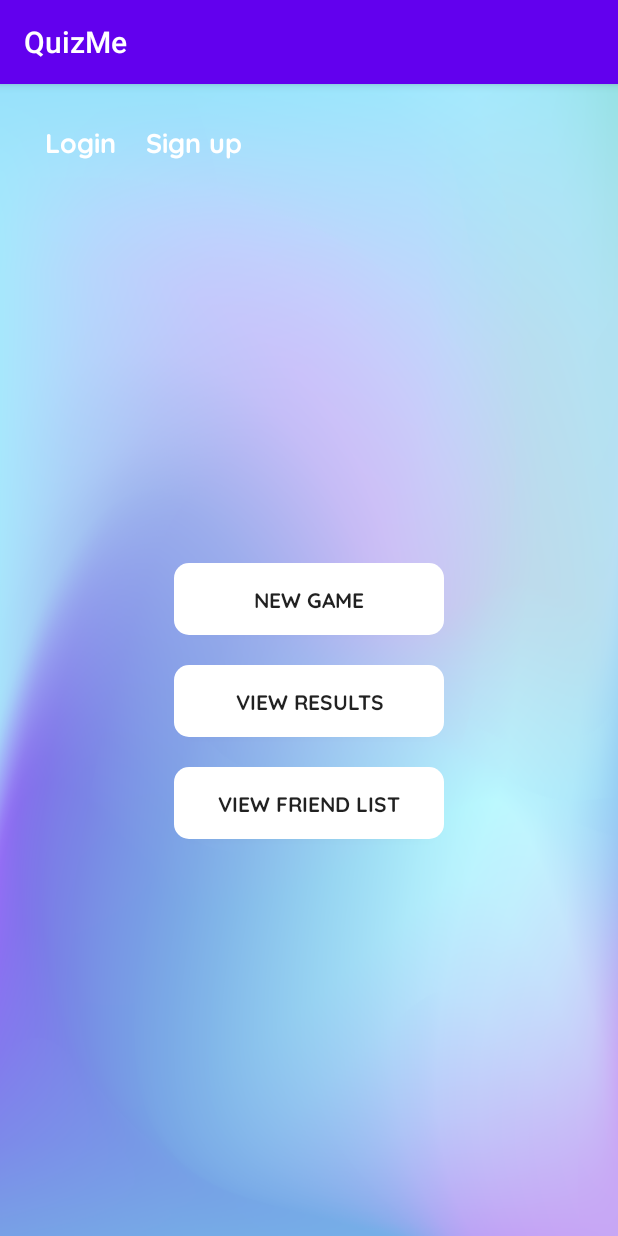
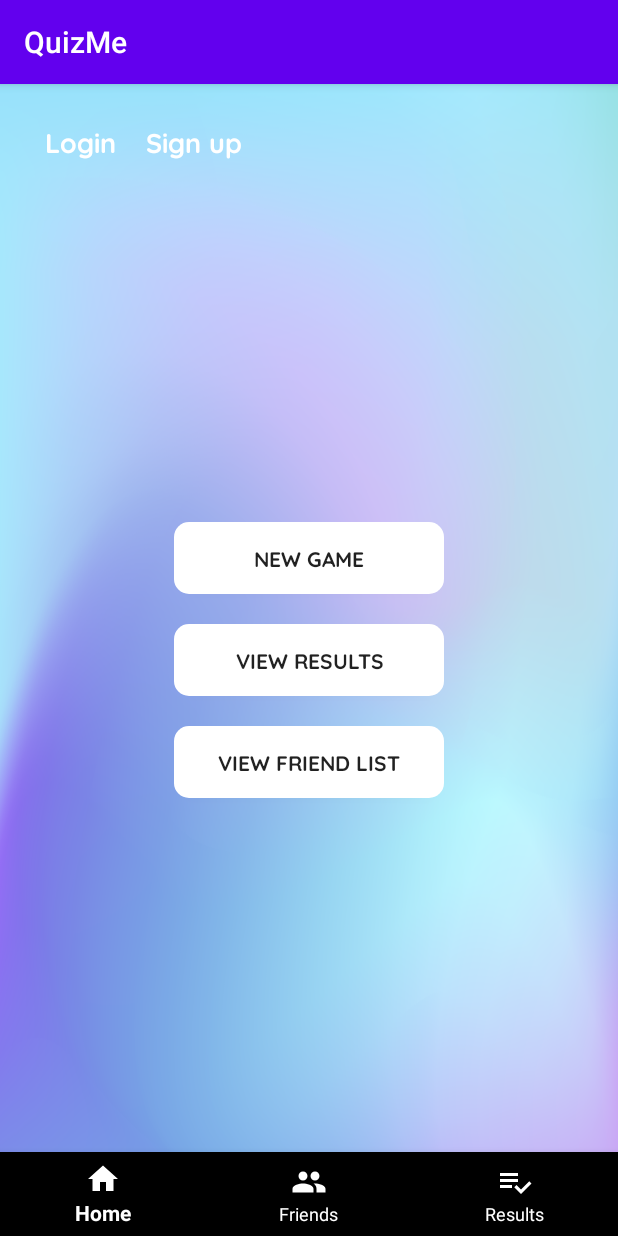
Before and after one commit to agustfridjons/QuizApp, an Android app: the screen it shows after launch (MainActivity), on a phone screen of 412 x 824 dp. Run offline under Robolectric (Android 15) with nearby library versions, the phone set to English and light mode, and no system bars.

Commit message:
Byrjunin á Navigation Bar

```diff
--- a/QuizMe/app/build.gradle
+++ b/QuizMe/app/build.gradle
@@ -30,6 +30,7 @@ android {
 dependencies {
     implementation fileTree(dir: 'libs', include: ['*.jar'])
 
+    implementation "com.google.android.material:material:1.1.0-alpha06"
     implementation 'androidx.appcompat:appcompat:1.0.2'
     implementation 'androidx.constraintlayout:constraintlayout:1.1.3'
     implementation 'com.google.android.material:material:1.0.0'
--- a/QuizMe/app/src/main/AndroidManifest.xml
+++ b/QuizMe/app/src/main/AndroidManifest.xml
@@ -9,7 +9,7 @@
         android:roundIcon="@mipmap/ic_launcher_round"
         android:supportsRtl="true"
         android:theme="@style/AppTheme">
-        <activity android:name=".ui.DifficultyActivity"></activity>
+        <activity android:name=".ui.DifficultyActivity" />
         <activity android:name=".ui.FriendListActivity" />
         <activity android:name=".ui.CategoryActivity" />
         <activity android:name=".ui.SignUpActivity" />
--- /dev/null
+++ b/QuizMe/app/src/main/res/drawable/ic_group_black_24dp.xml
@@ -0,0 +1,9 @@
+<vector xmlns:android="http://schemas.android.com/apk/res/android"
+        android:width="24dp"
+        android:height="24dp"
+        android:viewportWidth="24.0"
+        android:viewportHeight="24.0">
+    <path
+        android:fillColor="#FF000000"
+        android:pathData="M16,11c1.66,0 2.99,-1.34 2.99,-3S17.66,5 16,5c-1.66,0 -3,1.34 -3,3s1.34,3 3,3zM8,11c1.66,0 2.99,-1.34 2.99,-3S9.66,5 8,5C6.34,5 5,6.34 5,8s1.34,3 3,3zM8,13c-2.33,0 -7,1.17 -7,3.5L1,19h14v-2.5c0,-2.33 -4.67,-3.5 -7,-3.5zM16,13c-0.29,0 -0.62,0.02 -0.97,0.05 1.16,0.84 1.97,1.97 1.97,3.45L17,19h6v-2.5c0,-2.33 -4.67,-3.5 -7,-3.5z"/>
+</vector>
--- /dev/null
+++ b/QuizMe/app/src/main/res/drawable/ic_playlist_add_check_black_24dp.xml
@@ -0,0 +1,9 @@
+<vector xmlns:android="http://schemas.android.com/apk/res/android"
+        android:width="24dp"
+        android:height="24dp"
+        android:viewportWidth="24.0"
+        android:viewportHeight="24.0">
+    <path
+        android:fillColor="#FF000000"
+        android:pathData="M14,10L2,10v2h12v-2zM14,6L2,6v2h12L14,6zM2,16h8v-2L2,14v2zM21.5,11.5L23,13l-6.99,7 -4.51,-4.5L13,14l3.01,3 5.49,-5.5z"/>
+</vector>
--- a/QuizMe/app/src/main/res/layout/activity_main.xml
+++ b/QuizMe/app/src/main/res/layout/activity_main.xml
@@ -1,5 +1,5 @@
 <?xml version="1.0" encoding="utf-8"?>
-<LinearLayout xmlns:android="http://schemas.android.com/apk/res/android"
+<RelativeLayout xmlns:android="http://schemas.android.com/apk/res/android"
     xmlns:app="http://schemas.android.com/apk/res-auto"
     xmlns:tools="http://schemas.android.com/tools"
     android:layout_width="match_parent"
@@ -69,4 +69,20 @@
                 android:fontFamily="@font/quicksand_bold" />
     </LinearLayout>
 
-</LinearLayout>
+    <FrameLayout
+        android:id="@+id/fragment_container"
+        android:layout_width="match_parent"
+        android:layout_height="match_parent"
+        android:layout_above="@menu/bottom_nav_menu" />
+
+    <com.google.android.material.bottomnavigation.BottomNavigationView
+        android:id="@+id/navigation"
+        android:layout_width="match_parent"
+        android:layout_height="wrap_content"
+        android:layout_alignParentBottom="true"
+        app:menu="@menu/bottom_nav_menu"
+        app:itemTextColor="@android:color/white"
+        app:itemIconTint="@android:color/white"
+        />
+
+</RelativeLayout>
--- a/QuizMe/app/src/main/res/layout/activity_sign_up.xml
+++ b/QuizMe/app/src/main/res/layout/activity_sign_up.xml
@@ -86,5 +86,4 @@
         android:layout_height="wrap_content"
         android:text="@string/invalid_signup"
         android:fontFamily="@font/baloo2" />
-
 </LinearLayout>
--- a/QuizMe/app/src/main/res/menu/bottom_nav_menu.xml
+++ b/QuizMe/app/src/main/res/menu/bottom_nav_menu.xml
@@ -1,19 +1,21 @@
 <?xml version="1.0" encoding="utf-8"?>
 <menu xmlns:android="http://schemas.android.com/apk/res/android">
 
-    <item
-        android:id="@+id/navigation_home"
-        android:icon="@drawable/ic_home_black_24dp"
-        android:title="@string/title_home"/>
 
     <item
-        android:id="@+id/navigation_dashboard"
-        android:icon="@drawable/ic_dashboard_black_24dp"
-        android:title="@string/title_dashboard"/>
+        android:id="@+id/nav_home"
+        android:icon="@drawable/ic_home_black_24dp"
+        android:title="Home" />
 
     <item
-        android:id="@+id/navigation_notifications"
-        android:icon="@drawable/ic_notifications_black_24dp"
-        android:title="@string/title_notifications"/>
+        android:id="@+id/nav_friends"
+        android:icon="@drawable/ic_group_black_24dp"
+        android:title="Friends" />
+
+    <item
+        android:id="@+id/nav_results"
+        android:icon="@drawable/ic_playlist_add_check_black_24dp"
+        android:title="Results" />
+
 
 </menu>
--- /dev/null
+++ b/QuizMe/app/src/main/res/values/ids.xml
@@ -0,0 +1,5 @@
+<?xml version="1.0" encoding="utf-8"?>
+<resources>
+    <item name="bottom_nav_menu" type="id" />
+    <item name="navigation" type="id" />
+</resources>
--- a/QuizMe/app/src/main/res/values/strings.xml
+++ b/QuizMe/app/src/main/res/values/strings.xml
@@ -27,8 +27,9 @@
         <item>Politics</item>
         <item>Sports</item>
     </string-array>
-    <string name="title_activity_bottom_navigation">BottomNavigation</string>
     <string name="title_home">Home</string>
     <string name="title_dashboard">Dashboard</string>
     <string name="title_notifications">Notifications</string>
+    <string name="appwidget_text">EXAMPLE</string>
+    <string name="add_widget">Add widget</string>
 </resources>
```
Also changed, not shown: QuizMe/app/src/main/java/com/example/quizme/ui/MainActivity.java (+30 -2 lines), QuizMe/app/src/main/res/navigation/mobile_navigation.xml (added, +25 -0 lines), QuizMe/app/src/main/res/values-v14/dimens.xml (added, +10 -0 lines), QuizMe/app/src/main/res/values/attrs_bottom_navigation_view.xml (added, +8 -0 lines), QuizMe/app/src/main/res/values/dimens.xml (+8 -2 lines).
